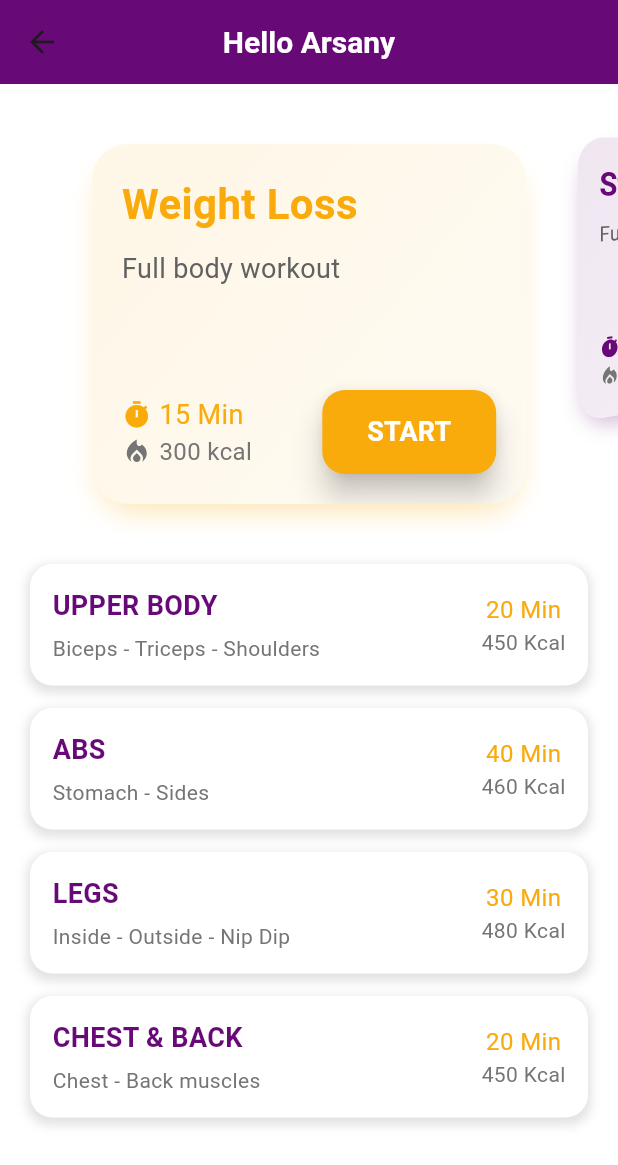
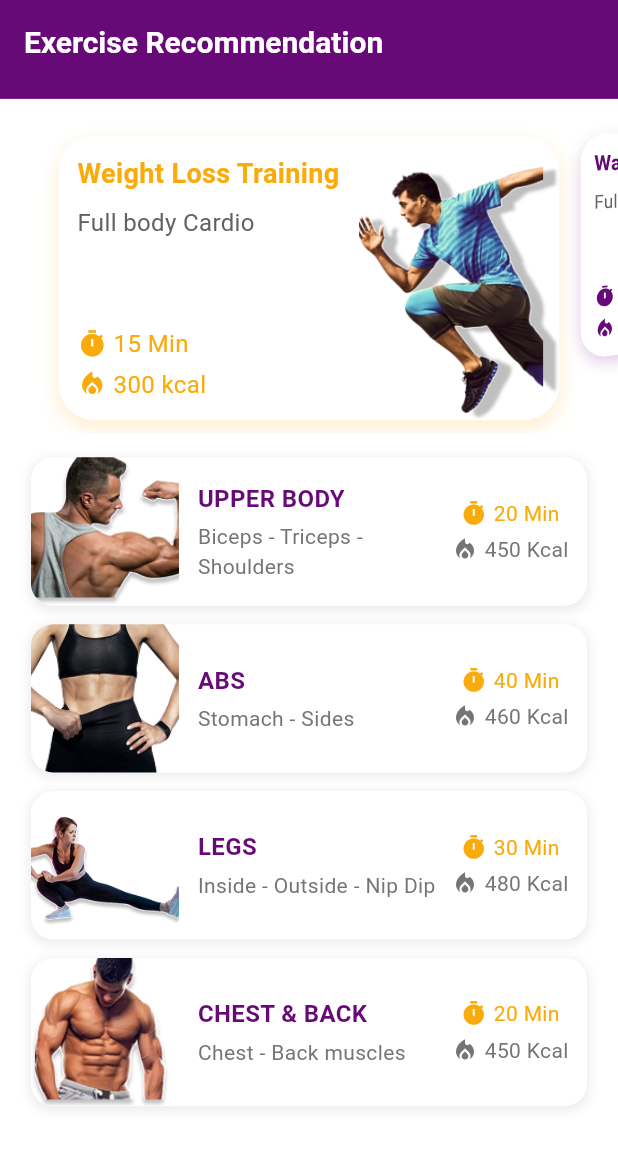
Before and after one commit to ArsanyMorcosNageh/Snap_and_Shape, a Flutter app: the ExerciseRecommendationView screen opened directly, on a phone screen of 412 x 824 dp. Shown: the top 1165 px of the screen. Run offline on Flutter 3.47's test engine with Material 3 defaults, Android fonts, the phone set to English and light mode, and no system bars; our stand-ins replace curved_navigation_bar, flutter_svg, google_fonts, lottie, numberpicker, pin_code_fields and 1 more; accounts and stored records are empty; Roboto replaces fonts that are missing (Amaranth).

Commit message:
Build UI

```diff
--- a/lib/features/exercise_recommendation/presentation/view/exercise_recommendation_view.dart
+++ b/lib/features/exercise_recommendation/presentation/view/exercise_recommendation_view.dart
@@ -3,34 +3,39 @@ import 'package:google_fonts/google_fonts.dart';
 
 class ExerciseRecommendationView extends StatefulWidget {
   @override
-  _ExerciseRecommendationViewState createState() => _ExerciseRecommendationViewState();
+  _ExerciseRecommendationViewState createState() =>
+      _ExerciseRecommendationViewState();
 }
 
-class _ExerciseRecommendationViewState extends State<ExerciseRecommendationView> with SingleTickerProviderStateMixin {
+class _ExerciseRecommendationViewState extends State<ExerciseRecommendationView>
+    with SingleTickerProviderStateMixin {
   late PageController _pageController;
   double _currentPage = 0;
 
   final List<Map<String, dynamic>> exerciseCards = [
     {
-      'title': 'Weight Loss',
-      'type': 'Full body workout',
+      'title': 'Weight Loss Training',
+      'type': 'Full body Cardio',
       'duration': '15 Min',
       'calories': '300 kcal',
       'color': Color(0xFFF9AB0B),
+      'image': 'assets/images/weight_loss.png'
     },
     {
-      'title': 'Strength Training',
-      'type': 'Full body workout',
+      'title': 'Warm UP',
+      'type': 'Full body Warm up',
       'duration': '20 Min',
       'calories': '450 kcal',
       'color': Color(0xFF670977),
+      'image': 'assets/images/warm_up.png'
     },
     {
-      'title': 'HIIT Workout',
-      'type': 'High Intensity',
+      'title': 'Stretching Exercises',
+      'type': 'Full body stretching',
       'duration': '25 Min',
       'calories': '500 kcal',
       'color': Color(0xFF1E88E5),
+      'image': 'assets/images/stretching.png'
     }
   ];
 
@@ -40,24 +45,28 @@ class _ExerciseRecommendationViewState extends State<ExerciseRecommendationView>
       'subtitle': 'Biceps - Triceps - Shoulders',
       'duration': '20 Min',
       'calories': '450 Kcal',
+      'image': 'assets/images/upper_body.png'
     },
     {
       'title': 'ABS',
       'subtitle': 'Stomach - Sides',
       'duration': '40 Min',
       'calories': '460 Kcal',
+      'image': 'assets/images/abs.png'
     },
     {
       'title': 'LEGS',
       'subtitle': 'Inside - Outside - Nip Dip',
       'duration': '30 Min',
       'calories': '480 Kcal',
+      'image': 'assets/images/legs.png'
     },
     {
       'title': 'CHEST & BACK',
       'subtitle': 'Chest - Back muscles',
       'duration': '20 Min',
       'calories': '450 Kcal',
+      'image': 'assets/images/chest_and_back.png'
     },
   ];
 
@@ -65,7 +74,7 @@ class _ExerciseRecommendationViewState extends State<ExerciseRecommendationView>
   void initState() {
     super.initState();
     _pageController = PageController(
-      viewportFraction: 0.8,
+      viewportFraction: 0.85,
       initialPage: 0,
     );
     _pageController.addListener(() {
@@ -83,25 +92,34 @@ class _ExerciseRecommendationViewState extends State<ExerciseRecommendationView>
 
   @override
   Widget build(BuildContext context) {
+    final mediaQuery = MediaQuery.of(context);
+    final screenWidth = mediaQuery.size.width;
+    final screenHeight = mediaQuery.size.height;
+    final cardHeight = screenHeight * 0.25;
+    final categoryHeight = screenHeight * 0.12;
+
     return Scaffold(
       backgroundColor: Colors.white,
-      appBar: AppBar(
+      appBar: PreferredSize(
+        preferredSize: Size.fromHeight(screenHeight * 0.08),
+        child: AppBar(
+          automaticallyImplyLeading: false,
           backgroundColor: const Color(0xFF670977),
           title: Text(
-          'Hello Arsany',
+            'Exercise Recommendation',
             style: GoogleFonts.amaranth(
               color: Colors.white,
               fontWeight: FontWeight.bold,
               fontSize: 20,
             ),
           ),
-        centerTitle: true,
+        ),
       ),
       body: Column(
         children: [
-          SizedBox(height: 20),
+          SizedBox(height: screenHeight * 0.02),
           SizedBox(
-            height: 280,
+            height: cardHeight,
             child: PageView.builder(
               controller: _pageController,
               itemCount: exerciseCards.length,
@@ -112,17 +130,32 @@ class _ExerciseRecommendationViewState extends State<ExerciseRecommendationView>
                     ..setEntry(3, 2, 0.002)
                     ..rotateY(difference * -0.4)
                     ..scale(1 - (difference.abs() * 0.2).clamp(0.0, 0.3)),
-                  child: _buildExerciseCard(exerciseCards[index], difference),
+                  child: _buildExerciseCard(
+                    exerciseCards[index],
+                    difference,
+                    cardHeight,
+                    screenWidth,
+                    screenHeight,
+                  ),
                 );
               },
             ),
           ),
           Expanded(
             child: ListView.separated(
-              padding: EdgeInsets.all(20),
+              padding: EdgeInsets.symmetric(
+                horizontal: screenWidth * 0.05,
+                vertical: screenHeight * 0.02,
+              ),
               itemCount: categories.length,
-              separatorBuilder: (context, index) => SizedBox(height: 15),
-              itemBuilder: (context, index) => _buildCategoryItem(categories[index]),
+              separatorBuilder: (context, index) =>
+                  SizedBox(height: screenHeight * 0.015),
+              itemBuilder: (context, index) => _buildCategoryItem(
+                categories[index],
+                categoryHeight,
+                screenWidth,
+                screenHeight,
+              ),
             ),
           ),
         ],
@@ -130,116 +163,112 @@ class _ExerciseRecommendationViewState extends State<ExerciseRecommendationView>
     );
   }
 
-  Widget _buildExerciseCard(Map<String, dynamic> card, double difference) {
-    return AnimatedContainer(
-      duration: Duration(milliseconds: 300),
-      curve: Curves.easeOutBack,
-      margin: EdgeInsets.only(
-        top: 20,
-        bottom: 20,
-        right: 20,
-        left: 20,
+  Widget _buildExerciseCard(
+    Map<String, dynamic> card,
+    double difference,
+    double height,
+    double screenWidth,
+    double screenHeight,
+  ) {
+    return Container(
+      margin: EdgeInsets.symmetric(
+        horizontal: screenWidth * 0.02,
+        vertical: screenHeight * 0.01,
       ),
       decoration: BoxDecoration(
         color: Colors.white,
         borderRadius: BorderRadius.circular(24),
         boxShadow: [
           BoxShadow(
-            color: card['color'].withOpacity(0.3),
-            blurRadius: 15,
-            offset: Offset(0, 10),
-            spreadRadius: -5,
+            color: card['color'].withOpacity(0.2),
+            blurRadius: 10,
+            offset: Offset(0, 5),
           ),
         ],
       ),
       child: ClipRRect(
         borderRadius: BorderRadius.circular(24),
-        child: Container(
-          padding: EdgeInsets.all(20),
-          decoration: BoxDecoration(
-            gradient: LinearGradient(
-              begin: Alignment.topLeft,
-              end: Alignment.bottomRight,
-              colors: [
-                card['color'].withOpacity(0.1),
-                card['color'].withOpacity(0.05),
-              ],
-            ),
-          ),
+        child: SizedBox(
+          height: height,
+          child: Row(
+            children: [
+              Expanded(
+                flex: 3,
+                child: Padding(
+                  padding: EdgeInsets.all(screenWidth * 0.03),
                   child: Column(
+                    crossAxisAlignment: CrossAxisAlignment.start,
+                    mainAxisAlignment: MainAxisAlignment.spaceBetween,
+                    children: [
+                      Column(
                         crossAxisAlignment: CrossAxisAlignment.start,
                         children: [
                           Text(
                             card['title'],
                             style: GoogleFonts.amaranth(
-                  fontSize: 28,
+                              fontSize: 18,
                               fontWeight: FontWeight.bold,
                               color: card['color'],
                             ),
                           ),
-              SizedBox(height: 10),
+                          SizedBox(height: screenHeight * 0.01),
                           Text(
                             card['type'],
                             style: GoogleFonts.amaranth(
-                  fontSize: 18,
+                              fontSize: 16,
                               color: Colors.grey[700],
                             ),
                           ),
-              Spacer(),
-              Row(
-                mainAxisAlignment: MainAxisAlignment.spaceBetween,
-                children: [
+                        ],
+                      ),
                       Column(
                         crossAxisAlignment: CrossAxisAlignment.start,
                         children: [
                           Row(
                             children: [
-                          Icon(Icons.timer, color: card['color'], size: 20),
-                          SizedBox(width: 5),
+                              Icon(Icons.timer,
+                                  size: 20, color: card['color']),
+                              SizedBox(width: screenWidth * 0.01),
                               Text(
                                 card['duration'],
                                 style: GoogleFonts.amaranth(
-                              fontSize: 18,
+                                  fontSize: 16,
                                   color: card['color'],
                                 ),
                               ),
                             ],
                           ),
+                          SizedBox(height: screenHeight * 0.005),
                           Row(
                             children: [
-                          Icon(Icons.local_fire_department, color: Colors.grey[600], size: 20),
-                          SizedBox(width: 5),
+                              Icon(Icons.local_fire_department,
+                                  size: 20, color: card['color']),
+                              SizedBox(width: screenWidth * 0.01),
                               Text(
                                 card['calories'],
                                 style: GoogleFonts.amaranth(
                                   fontSize: 16,
-                              color: Colors.grey[600],
+                                  color: card['color'],
                                 ),
                               ),
                             ],
                           ),
                         ],
                       ),
-                  ElevatedButton(
-                    style: ElevatedButton.styleFrom(
-                      backgroundColor: card['color'],
-                      shape: RoundedRectangleBorder(
-                        borderRadius: BorderRadius.circular(15),
-                      ),
-                      padding: EdgeInsets.symmetric(horizontal: 30, vertical: 15),
-                      elevation: 8,
-                    ),
-                    onPressed: () {},
-                    child: Text(
-                      'START',
-                      style: GoogleFonts.amaranth(
-                        fontSize: 18,
-                        fontWeight: FontWeight.bold,
-                        color: Colors.white,
+                    ],
                   ),
                 ),
               ),
-                ],
+              Expanded(
+                flex: 2,
+                child: Container(
+                  height: double.infinity,
+                  child: Image.asset(
+                    card['image'],
+                    fit: BoxFit.cover,
+                    alignment: Alignment.centerRight,
+                  ),
+                ),
               ),
             ],
           ),
@@ -248,37 +277,63 @@ class _ExerciseRecommendationViewState extends State<ExerciseRecommendationView>
     );
   }
 
-  Widget _buildCategoryItem(Map<String, dynamic> category) {
+  Widget _buildCategoryItem(
+    Map<String, dynamic> category,
+    double height,
+    double screenWidth,
+    double screenHeight,
+  ) {
     return Container(
+      height: height,
       decoration: BoxDecoration(
         color: Colors.white,
         borderRadius: BorderRadius.circular(15),
         boxShadow: [
           BoxShadow(
-            color: Colors.grey.withOpacity(0.3),
-            spreadRadius: 2,
+            color: Colors.grey.withOpacity(0.2),
+            spreadRadius: 1,
             blurRadius: 5,
-            offset: Offset(0, 3),
+            offset: Offset(0, 2),
           ),
         ],
       ),
+      child: Row(
+        children: [
+          AspectRatio(
+            aspectRatio: 1,
+            child: Container(
+              decoration: BoxDecoration(
+                borderRadius: BorderRadius.only(
+                  topLeft: Radius.circular(15),
+                  bottomLeft: Radius.circular(15),
+                ),
+                image: DecorationImage(
+                  image: AssetImage(category['image']),
+                  fit: BoxFit.cover,
+                ),
+              ),
+            ),
+          ),
+          Expanded(
             child: Padding(
-        padding: EdgeInsets.all(15),
+              padding: EdgeInsets.all(screenWidth * 0.03),
               child: Row(
+                mainAxisAlignment: MainAxisAlignment.spaceBetween,
                 children: [
                   Expanded(
                     child: Column(
                       crossAxisAlignment: CrossAxisAlignment.start,
+                      mainAxisAlignment: MainAxisAlignment.center,
                       children: [
                         Text(
                           category['title'],
                           style: GoogleFonts.amaranth(
-                      fontSize: 18,
+                            fontSize: 16,
                             fontWeight: FontWeight.bold,
                             color: const Color(0xFF670977),
                           ),
                         ),
-                  SizedBox(height: 5),
+                        SizedBox(height: screenHeight * 0.005),
                         Text(
                           category['subtitle'],
                           style: GoogleFonts.amaranth(
@@ -290,14 +345,30 @@ class _ExerciseRecommendationViewState extends State<ExerciseRecommendationView>
                     ),
                   ),
                   Column(
+                    mainAxisAlignment: MainAxisAlignment.center,
                     children: [
+                      Row(
+                        children: [
+                          Icon(Icons.timer,
+                              size: 18,
+                              color: const Color(0xFFF9AB0B)),
+                          SizedBox(width: screenWidth * 0.01),
                           Text(
                             category['duration'],
                             style: GoogleFonts.amaranth(
-                    fontSize: 16,
+                              fontSize: 14,
                               color: const Color(0xFFF9AB0B),
                             ),
                           ),
+                        ],
+                      ),
+                      SizedBox(height: screenHeight * 0.005),
+                      Row(
+                        children: [
+                          Icon(Icons.local_fire_department,
+                              size: 18,
+                              color: Colors.grey[600]),
+                          SizedBox(width: screenWidth * 0.01),
                           Text(
                             category['calories'],
                             style: GoogleFonts.amaranth(
@@ -309,6 +380,11 @@ class _ExerciseRecommendationViewState extends State<ExerciseRecommendationView>
                       ),
                     ],
                   ),
+                ],
+              ),
+            ),
+          ),
+        ],
       ),
     );
   }
--- a/lib/features/questionaire/presentation/view/questionaire_view.dart
+++ b/lib/features/questionaire/presentation/view/questionaire_view.dart
@@ -47,15 +47,79 @@ class _QuestionScreenState extends State<QuestionScreen> {
   // final double _imageSize = 70;
 
   final List<Map<String, dynamic>> questions = [
-    {"type": "choices", "question": "What is your gender?", "options": ["Male", "Female"], "key": "gender", "multiSelect": false},
-    {"type": "choices", "question": "I am a...", "options": ["Standard", "Vegetarian", "Vegan", "Pescatarian", "Gluten-Free"], "key": "diet", "multiSelect": false},
-    {"type": "choices", "question": "Which meals do you usually have?", "options": ["Breakfast", "Snack", "Lunch", "Dinner"], "key": "meals", "multiSelect": true},
-    {"type": "choices", "question": "Do you have any chronic diseases?", "options": ["Diabetes", "Heart Disease", "Cancer", "Other"], "key": "chronic_diseases", "multiSelect": true},
-    {"type": "choices", "question": "You want to...", "options": ["Lose Weight", "Gain Weight", "Stabilize Weight"], "key": "goal", "multiSelect": false},
-    {"type": "number", "question": "What is your age?", "minValue": 10, "maxValue": 100, "initialValue": 25, "key": "age"},
-    {"type": "number", "question": "What is your current weight?", "minValue": 40, "maxValue": 200, "initialValue": 70, "key": "current_weight"},
-    {"type": "number", "question": "What is your goal weight?", "minValue": 40, "maxValue": 200, "initialValue": 60, "key": "goal_weight"},
-    {"type": "number", "question": "What is your height?", "minValue": 150, "maxValue": 300, "initialValue": 170, "key": "height"},
+    {
+      "type": "choices",
+      "question": "What is your gender?",
+      "options": ["Male", "Female"],
+      "key": "gender",
+      "multiSelect": false
+    },
+    {
+      "type": "choices",
+      "question": "I am a...",
+      "options": [
+        "Standard",
+        "Vegetarian",
+        "Vegan",
+        "Pescatarian",
+        "Gluten-Free"
+      ],
+      "key": "diet",
+      "multiSelect": false
+    },
+    {
+      "type": "choices",
+      "question": "Which meals do you usually have?",
+      "options": ["Breakfast", "Snack", "Lunch", "Dinner"],
+      "key": "meals",
+      "multiSelect": true
+    },
+    {
+      "type": "choices",
+      "question": "Do you have any chronic diseases?",
+      "options": ["Diabetes", "Heart Disease", "Cancer", "Other"],
+      "key": "chronic_diseases",
+      "multiSelect": true
+    },
+    {
+      "type": "choices",
+      "question": "You want to...",
+      "options": ["Lose Weight", "Gain Weight", "Stabilize Weight"],
+      "key": "goal",
+      "multiSelect": false
+    },
+    {
+      "type": "number",
+      "question": "What is your age?",
+      "minValue": 10,
+      "maxValue": 100,
+      "initialValue": 25,
+      "key": "age"
+    },
+    {
+      "type": "number",
+      "question": "What is your current weight?",
+      "minValue": 40,
+      "maxValue": 200,
+      "initialValue": 70,
+      "key": "current_weight"
+    },
+    {
+      "type": "number",
+      "question": "What is your goal weight?",
+      "minValue": 40,
+      "maxValue": 200,
+      "initialValue": 60,
+      "key": "goal_weight"
+    },
+    {
+      "type": "number",
+      "question": "What is your height?",
+      "minValue": 150,
+      "maxValue": 300,
+      "initialValue": 170,
+      "key": "height"
+    },
   ];
 
   final Map<String, dynamic> answers = {};
@@ -92,7 +156,8 @@ class _QuestionScreenState extends State<QuestionScreen> {
     return Scaffold(
       backgroundColor: Colors.white,
       body: Stack(
-        children: [AnimatedSwitcher(
+        children: [
+          AnimatedSwitcher(
             duration: const Duration(milliseconds: 300), // سرعة التغيير
             transitionBuilder: (Widget child, Animation<double> animation) {
               return FadeTransition(
@@ -101,8 +166,11 @@ class _QuestionScreenState extends State<QuestionScreen> {
               );
             },
             child: ClipPath(
-    key: ValueKey<int>(currentQuestionIndex), // لازم نغير الـ Key علشان يحصل الأنيميشن
-    clipper: currentQuestionIndex.isEven ? WaveClipperRight() : WaveClipperLeft(),
+              key: ValueKey<int>(
+                  currentQuestionIndex), // لازم نغير الـ Key علشان يحصل الأنيميشن
+              clipper: currentQuestionIndex.isEven
+                  ? WaveClipperRight()
+                  : WaveClipperLeft(),
               child: Container(
                 height: 150,
                 color: const Color(0xFF670977),
@@ -111,16 +179,14 @@ class _QuestionScreenState extends State<QuestionScreen> {
           ),
           Column(
             children: [
-              SizedBox(height:MediaQuery.of(context).size.height * 0.3),
+              SizedBox(height: MediaQuery.of(context).size.height * 0.3),
               Center(
                 child: Column(
                   mainAxisAlignment: MainAxisAlignment.center,
                   children: [
                     Text(questionText,
                         style: GoogleFonts.amaranth(
-                          fontSize: 20,
-                          fontWeight: FontWeight.bold
-                        )),
+                            fontSize: 20, fontWeight: FontWeight.bold)),
                     const SizedBox(height: 20),
                     if (questionType == "number") ...[
                       NumberPicker(
@@ -132,10 +198,20 @@ class _QuestionScreenState extends State<QuestionScreen> {
                             answers[key] = value;
                           });
                         },
+                        textStyle: GoogleFonts.amaranth(
+                          color: const Color(0xFF670977),
+                          fontSize: 20,
+                        ),
+                        selectedTextStyle: GoogleFonts.amaranth(
+                          color: const Color(0xFFF9AB0B),
+                          fontSize: 24,
+                          fontWeight: FontWeight.bold,
+                        ),
                       ),
                     ] else if (questionType == "choices") ...[
                       Column(
-                        children: currentQuestion["options"].map<Widget>((option) {
+                        children:
+                            currentQuestion["options"].map<Widget>((option) {
                           bool isSelected = multiSelect
                               ? (answers[key] ?? []).contains(option)
                               : answers[key] == option;
@@ -146,7 +222,8 @@ class _QuestionScreenState extends State<QuestionScreen> {
                                   if (isSelected) {
                                     (answers[key] ?? []).remove(option);
                                   } else {
-                                    answers[key] = (answers[key] ?? [])..add(option);
+                                    answers[key] = (answers[key] ?? [])
+                                      ..add(option);
                                   }
                                 } else {
                                   answers[key] = option;
@@ -158,18 +235,23 @@ class _QuestionScreenState extends State<QuestionScreen> {
                               height: _buttonHeight,
                               margin: const EdgeInsets.symmetric(vertical: 5),
                               decoration: BoxDecoration(
-                                color: isSelected ? const Color(0xFFF9AB0B) : Colors.grey[300],
+                                color: isSelected
+                                    ? const Color(0xFFF9AB0B)
+                                    : Colors.grey[300],
                                 borderRadius: BorderRadius.circular(10),
                                 border: Border.all(
-                                  color: isSelected ? const Color(0xFFF9AB0B) : Colors.grey,
-                                  width: 2
-                                ),
+                                    color: isSelected
+                                        ? const Color(0xFFF9AB0B)
+                                        : Colors.grey,
+                                    width: 2),
                               ),
                               child: Center(
                                 child: Text(
                                   option,
                                   style: GoogleFonts.amaranth(
-                                    color: isSelected ? Colors.black : Colors.grey[900],
+                                    color: isSelected
+                                        ? Colors.black
+                                        : Colors.grey[900],
                                     fontSize: 17,
                                     fontWeight: FontWeight.bold,
                                   ),
@@ -181,12 +263,36 @@ class _QuestionScreenState extends State<QuestionScreen> {
                       ),
                     ],
                     const SizedBox(height: 20),
+
+                    // Add page indicators here
+                    Row(
+                      mainAxisAlignment: MainAxisAlignment.center,
+                      children: List.generate(
+                        questions.length,
+                        (index) => AnimatedContainer(
+                          duration: const Duration(milliseconds: 350),
+                          margin: const EdgeInsets.symmetric(horizontal: 4),
+                          width: currentQuestionIndex == index ? 12 : 8,
+                          height: currentQuestionIndex == index ? 12 : 8,
+                          decoration: BoxDecoration(
+                            shape: BoxShape.circle,
+                            color: currentQuestionIndex == index
+                                ? const Color(0xFFF9AB0B)
+                                : Colors.grey,
+                          ),
+                        ),
+                      ),
+                    ),
+                    const SizedBox(height: 20),
+
                     SizedBox(
                       width: MediaQuery.of(context).size.width * 0.6,
                       child: ElevatedButton(
                         onPressed: _goToNextQuestion,
                         style: ElevatedButton.styleFrom(
-                          backgroundColor: isLastPage ? const Color(0xFFF9AB0B) : const Color(0xFF670977),
+                          backgroundColor: isLastPage
+                              ? const Color(0xFFF9AB0B)
+                              : const Color(0xFF670977),
                           padding: const EdgeInsets.symmetric(vertical: 15),
                           shape: RoundedRectangleBorder(
                             borderRadius: BorderRadius.circular(30),
```
Also changed, not shown: lib/features/home/presentation/view/home_view.dart (+10 -21 lines), assets/images/abs.png (added), assets/images/camera.png (deleted), assets/images/chest_and_back.png (added), assets/images/graph.png (deleted), assets/images/legs.png (added), assets/images/stretching.png (added), assets/images/upper_body.png (added), assets/images/warm_up.png (added), assets/images/weight_loss.png (added). Lines whose indentation alone changed are shown as unchanged.
